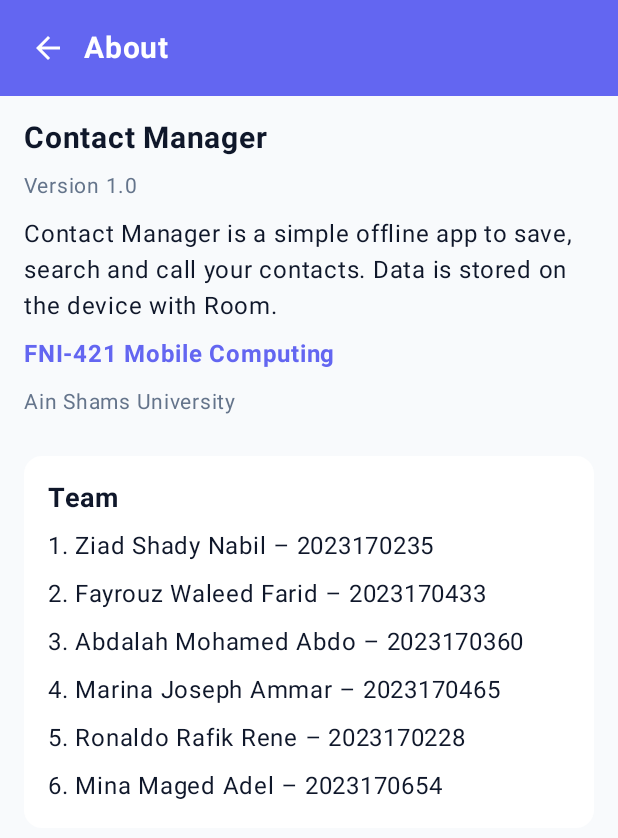
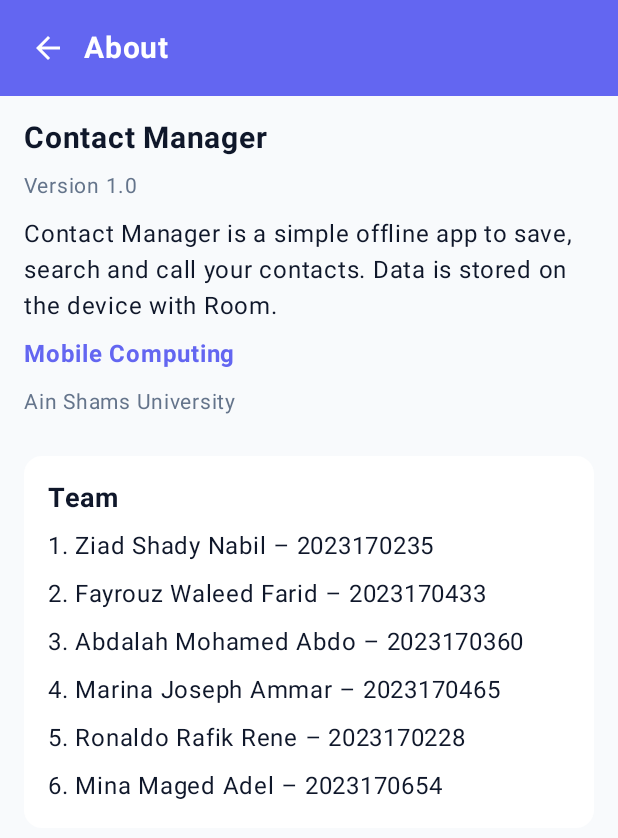
Before and after one commit to ziadshady15/Mobile-Project-26, an Android app built with Jetpack Compose: the AboutActivity screen opened directly, with no data from a screen before it, on a phone screen of 412 x 824 dp. Shown: the top 838 px of the screen. Run offline under Robolectric (Android 15) with nearby library versions, the phone set to English and light mode, and no system bars.

Commit message:
Edited AboutActivity.kt

```diff
--- a/app/src/main/java/com/example/mobile_project/AboutActivity.kt
+++ b/app/src/main/java/com/example/mobile_project/AboutActivity.kt
@@ -110,7 +110,7 @@ fun AboutScreen(onBack: () -> Unit) {
                 fontSize = 16.sp
             )
             Text(
-                text = "FNI-421 Mobile Computing",
+                text = "Mobile Computing",
                 color = PrimaryBlue,
                 fontSize = 16.sp,
                 fontWeight = FontWeight.Bold
```
